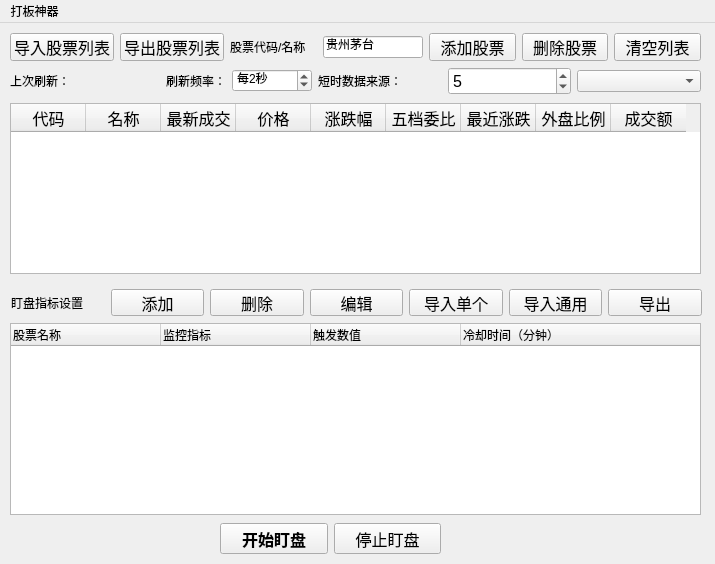
First picture: the form in QtDesign/LiveTracker.ui, repository victor647/QuantumStockTrade, before the edit.
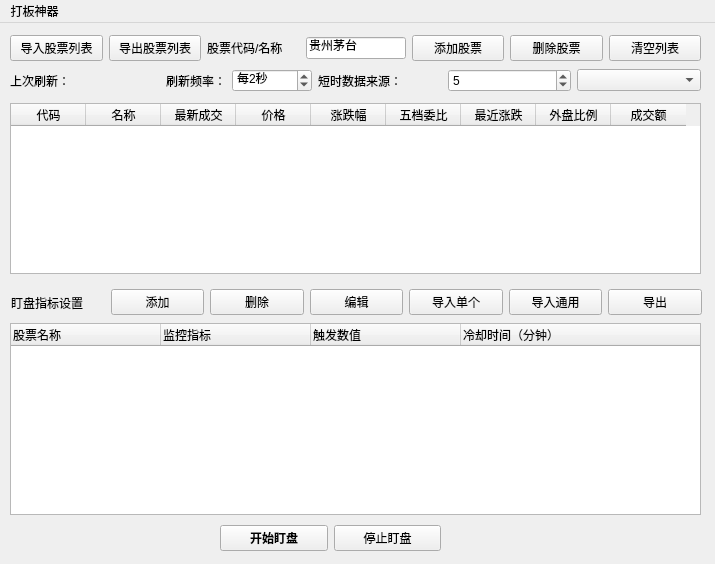
Second picture: the form after the edit.

Patch:
```diff
--- a/QtDesign/LiveTracker.ui
+++ b/QtDesign/LiveTracker.ui
@@ -26,7 +26,7 @@
     <property name="font">
      <font>
       <family>Helvetica</family>
-      <pointsize>12</pointsize>
+      <pointsize>9</pointsize>
      </font>
     </property>
     <property name="editTriggers">
@@ -104,7 +104,7 @@
          <property name="font">
           <font>
            <family>Helvetica</family>
-           <pointsize>12</pointsize>
+           <pointsize>9</pointsize>
           </font>
          </property>
          <property name="text">
@@ -117,7 +117,7 @@
          <property name="font">
           <font>
            <family>Helvetica</family>
-           <pointsize>12</pointsize>
+           <pointsize>9</pointsize>
           </font>
          </property>
          <property name="text">
@@ -163,7 +163,7 @@
          <property name="font">
           <font>
            <family>Helvetica</family>
-           <pointsize>12</pointsize>
+           <pointsize>9</pointsize>
           </font>
          </property>
          <property name="text">
@@ -176,7 +176,7 @@
          <property name="font">
           <font>
            <family>Helvetica</family>
-           <pointsize>12</pointsize>
+           <pointsize>9</pointsize>
           </font>
          </property>
          <property name="text">
@@ -189,7 +189,7 @@
          <property name="font">
           <font>
            <family>Helvetica</family>
-           <pointsize>12</pointsize>
+           <pointsize>9</pointsize>
           </font>
          </property>
          <property name="text">
@@ -284,7 +284,7 @@
          <property name="font">
           <font>
            <family>Helvetica</family>
-           <pointsize>12</pointsize>
+           <pointsize>9</pointsize>
           </font>
          </property>
          <property name="suffix">
@@ -362,7 +362,7 @@
        <property name="font">
         <font>
          <family>Helvetica</family>
-         <pointsize>12</pointsize>
+         <pointsize>9</pointsize>
          <weight>75</weight>
          <bold>true</bold>
         </font>
@@ -377,7 +377,7 @@
        <property name="font">
         <font>
          <family>Helvetica</family>
-         <pointsize>12</pointsize>
+         <pointsize>9</pointsize>
         </font>
        </property>
        <property name="text">
@@ -414,7 +414,7 @@
        <property name="font">
         <font>
          <family>Helvetica</family>
-         <pointsize>12</pointsize>
+         <pointsize>9</pointsize>
         </font>
        </property>
        <property name="text">
@@ -427,7 +427,7 @@
        <property name="font">
         <font>
          <family>Helvetica</family>
-         <pointsize>12</pointsize>
+         <pointsize>9</pointsize>
         </font>
        </property>
        <property name="text">
@@ -440,7 +440,7 @@
        <property name="font">
         <font>
          <family>Helvetica</family>
-         <pointsize>12</pointsize>
+         <pointsize>9</pointsize>
         </font>
        </property>
        <property name="text">
@@ -453,7 +453,7 @@
        <property name="font">
         <font>
          <family>Helvetica</family>
-         <pointsize>12</pointsize>
+         <pointsize>9</pointsize>
         </font>
        </property>
        <property name="text">
@@ -466,7 +466,7 @@
        <property name="font">
         <font>
          <family>Helvetica</family>
-         <pointsize>12</pointsize>
+         <pointsize>9</pointsize>
         </font>
        </property>
        <property name="text">
@@ -479,7 +479,7 @@
        <property name="font">
         <font>
          <family>Helvetica</family>
-         <pointsize>12</pointsize>
+         <pointsize>9</pointsize>
         </font>
        </property>
        <property name="text">
```
